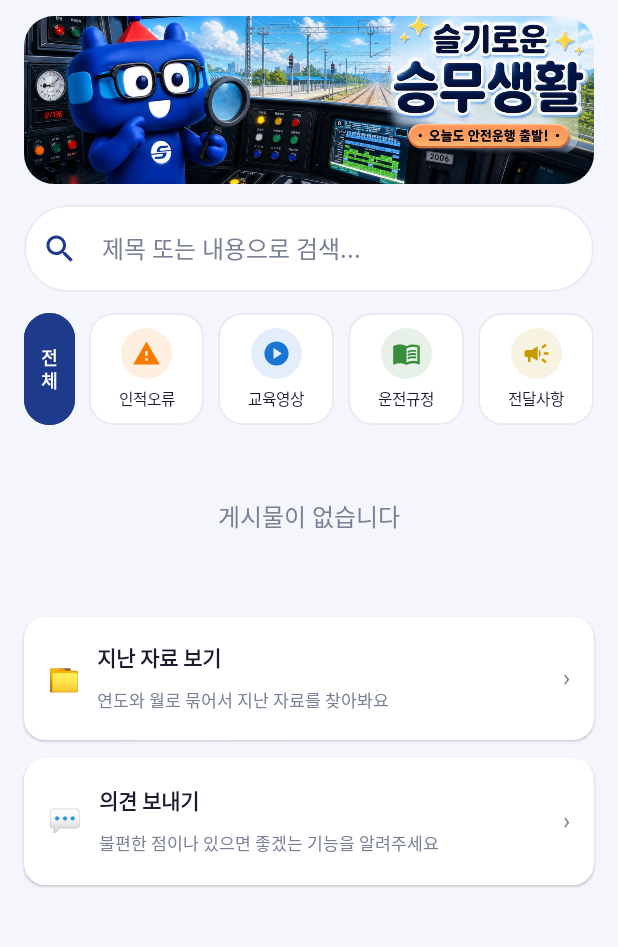
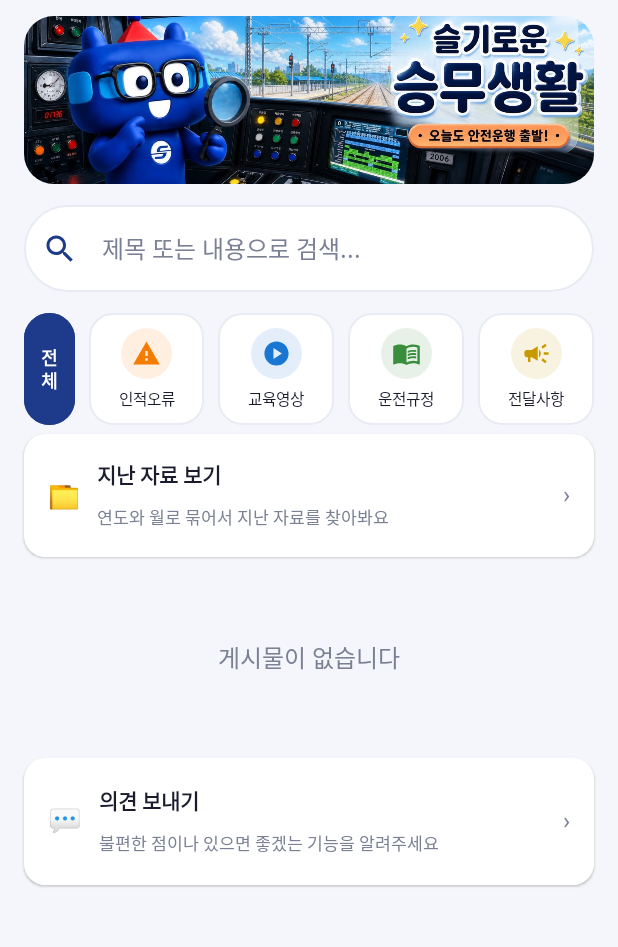
Before and after one commit to kass79/SinjeongSafety, an Android app built with Jetpack Compose: the screen it shows after launch (MainActivity), on a phone screen of 412 x 824 dp, the part 88-1035 px from its top. Run offline under Robolectric (Android 15) with nearby library versions, the light colour scheme and no system bars; our stand-ins replace Firebase (no records; nobody signed in at launch, a user with empty details on screens opened directly); pictures from the network do not load.

Commit message:
Add files via upload

```diff
--- a/app/src/main/java/com/sinjeong/safety/ui/screens/HomeScreen.kt
+++ b/app/src/main/java/com/sinjeong/safety/ui/screens/HomeScreen.kt
@@ -104,6 +104,11 @@ fun HomeScreen(
     var showArchive by remember { mutableStateOf(false) }
     var expandedKeys by remember { mutableStateOf(setOf<String>()) }
 
+    // 보기를 전환하면 목록 위쪽으로 이동시킨다.
+    LaunchedEffect(showArchive) {
+        listState.animateScrollToItem(if (showArchive) 4 else 0)
+    }
+
     Scaffold(
         containerColor = AppColors.Background,
         floatingActionButton = {
@@ -146,6 +151,14 @@ fun HomeScreen(
                         else vm.toggleCategory(cat)
                     },
                     onSelectAll = vm::selectAll
+                )
+            }
+
+            // 피드 ↔ 지난 자료 전환 (목록 바로 위에 두어야 눌렀을 때 결과가 보인다)
+            item {
+                ArchiveToggle(
+                    showArchive = showArchive,
+                    onToggle = { showArchive = !showArchive }
                 )
             }
 
@@ -194,13 +207,6 @@ fun HomeScreen(
                 }
             }
 
-            // 지난 자료 보기 전환
-            item {
-                ArchiveToggle(
-                    showArchive = showArchive,
-                    onToggle = { showArchive = !showArchive }
-                )
-            }
 
             // 목록 끝: 의견 보내기
             item { FeedbackCard() }
```
